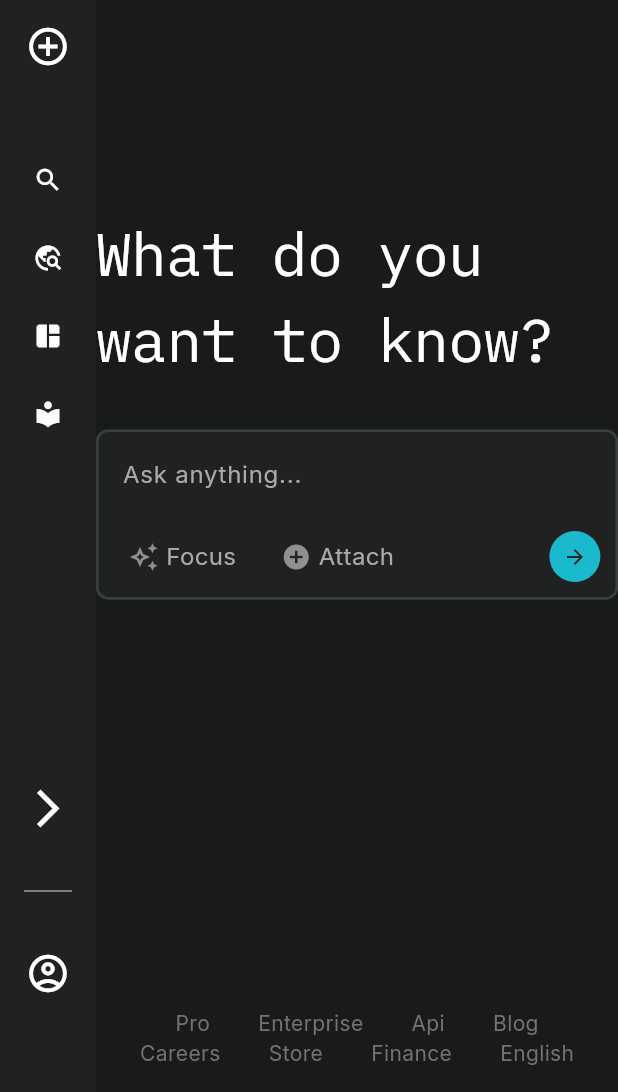
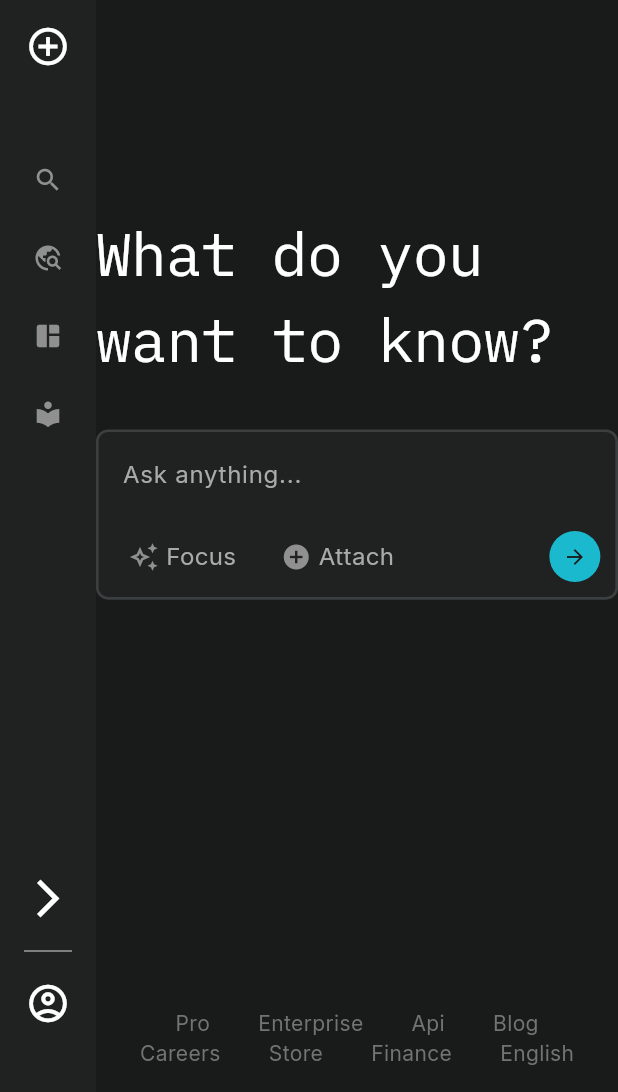
Before and after one commit to mohitrajsinha/perplexity_clone, a Flutter app: the screen it shows after launch, on a phone screen of 412 x 824 dp, the part 144-1236 px from its top. Run offline on Flutter 3.47's test engine with Material 3 defaults, Android fonts, the phone set to English and light mode, and no system bars; our stand-ins replace flutter_markdown, google_fonts, skeletonizer; missing offline and left inert: dart:js, web_socket_client.

Commit message:
Enhance sidebar navigation with hover effects and dynamic button styling

```diff
--- a/lib/widgets/side_navbar.dart
+++ b/lib/widgets/side_navbar.dart
@@ -11,6 +11,7 @@ class SideNavbar extends StatefulWidget {
 
 class _SideNavbarState extends State<SideNavbar> {
   bool _isCollapsed = true;
+  bool _isHovered = false;
   @override
   Widget build(BuildContext context) {
     return AnimatedContainer(
@@ -22,7 +23,6 @@ class _SideNavbarState extends State<SideNavbar> {
           const SizedBox(height: 32),
           Image.asset(
             _isCollapsed ? 'assets/icon.png' : 'assets/expanded_icon.png',
-            scale: 1,
           ),
           Expanded(
             child: Column(
@@ -81,6 +81,20 @@ class _SideNavbarState extends State<SideNavbar> {
                       _isCollapsed = !_isCollapsed;
                     });
                   },
+                  child: MouseRegion(
+                    cursor: SystemMouseCursors.click,
+                    onEnter: (event) => setState(() {
+                      _isHovered = true;
+                    }),
+                    onExit: (event) => setState(() {
+                      _isHovered = false;
+                    }),
+                    child: Container(
+                      decoration: BoxDecoration(
+                          borderRadius: BorderRadius.circular(6),
+                          color: _isHovered
+                              ? AppColors.proButton
+                              : Colors.transparent),
                       child: Row(
                         mainAxisAlignment: _isCollapsed
                             ? MainAxisAlignment.center
@@ -89,7 +103,7 @@ class _SideNavbarState extends State<SideNavbar> {
                           AnimatedContainer(
                             duration: const Duration(milliseconds: 100),
                             margin: const EdgeInsets.symmetric(
-                            vertical: 32, horizontal: 12),
+                                vertical: 12, horizontal: 12),
                             child: Icon(
                               _isCollapsed
                                   ? Icons.arrow_forward_ios
@@ -111,13 +125,17 @@ class _SideNavbarState extends State<SideNavbar> {
                         ],
                       ),
                     ),
+                  ),
+                ),
                 const Divider(
                   color: Colors.grey,
                   indent: 16,
                   endIndent: 16,
                   thickness: 1,
                 ),
-                Row(
+                MouseRegion(
+                  cursor: SystemMouseCursors.click,
+                  child: Row(
                     mainAxisAlignment: _isCollapsed
                         ? MainAxisAlignment.center
                         : MainAxisAlignment.start,
@@ -125,7 +143,7 @@ class _SideNavbarState extends State<SideNavbar> {
                       AnimatedContainer(
                         duration: const Duration(milliseconds: 100),
                         margin: const EdgeInsets.symmetric(
-                          vertical: 32, horizontal: 12),
+                            vertical: 12, horizontal: 12),
                         child: Icon(
                           Icons.account_circle_outlined,
                           color: Colors.white,
@@ -144,6 +162,7 @@ class _SideNavbarState extends State<SideNavbar> {
                       )
                     ],
                   ),
+                ),
                 const SizedBox(height: 32),
               ],
             ),
--- a/lib/widgets/sidebar_button.dart
+++ b/lib/widgets/sidebar_button.dart
@@ -1,6 +1,7 @@
 import 'package:flutter/material.dart';
+import 'package:perplexity_clone/theme/colors.dart';
 
-class SidebarButton extends StatelessWidget {
+class SidebarButton extends StatefulWidget {
   final bool isCollapsed;
   final IconData icon;
   final String title;
@@ -11,27 +12,49 @@ class SidebarButton extends StatelessWidget {
       required this.title});
 
   @override
+  State<SidebarButton> createState() => _SidebarButtonState();
+}
+
+class _SidebarButtonState extends State<SidebarButton> {
+  bool _isHovered = false;
+
+  @override
   Widget build(BuildContext context) {
-    return Row(
-      mainAxisAlignment:
-          isCollapsed ? MainAxisAlignment.center : MainAxisAlignment.start,
+    return MouseRegion(
+      cursor: SystemMouseCursors.click,
+      onEnter: (event) => setState(() {
+        _isHovered = true;
+      }),
+      onExit: (event) => setState(() {
+        _isHovered = false;
+      }),
+      child: Container(
+        decoration: BoxDecoration(
+            borderRadius: BorderRadius.circular(6),
+            color: _isHovered ? AppColors.proButton : Colors.transparent),
+        child: Row(
+          mainAxisAlignment: widget.isCollapsed
+              ? MainAxisAlignment.center
+              : MainAxisAlignment.start,
           children: [
             Container(
               margin: const EdgeInsets.symmetric(vertical: 16, horizontal: 12),
               child: Icon(
-            icon,
-            color: Colors.white,
+                widget.icon,
+                color: _isHovered ? AppColors.whiteColor : AppColors.iconGrey,
                 size: 20,
               ),
             ),
             Visibility(
-          visible: !isCollapsed,
+              visible: !widget.isCollapsed,
               child: Text(
-            title,
+                widget.title,
                 style: const TextStyle(fontWeight: FontWeight.bold),
               ),
             )
           ],
+        ),
+      ),
     );
   }
 }
```
Lines whose indentation alone changed are shown as unchanged.
